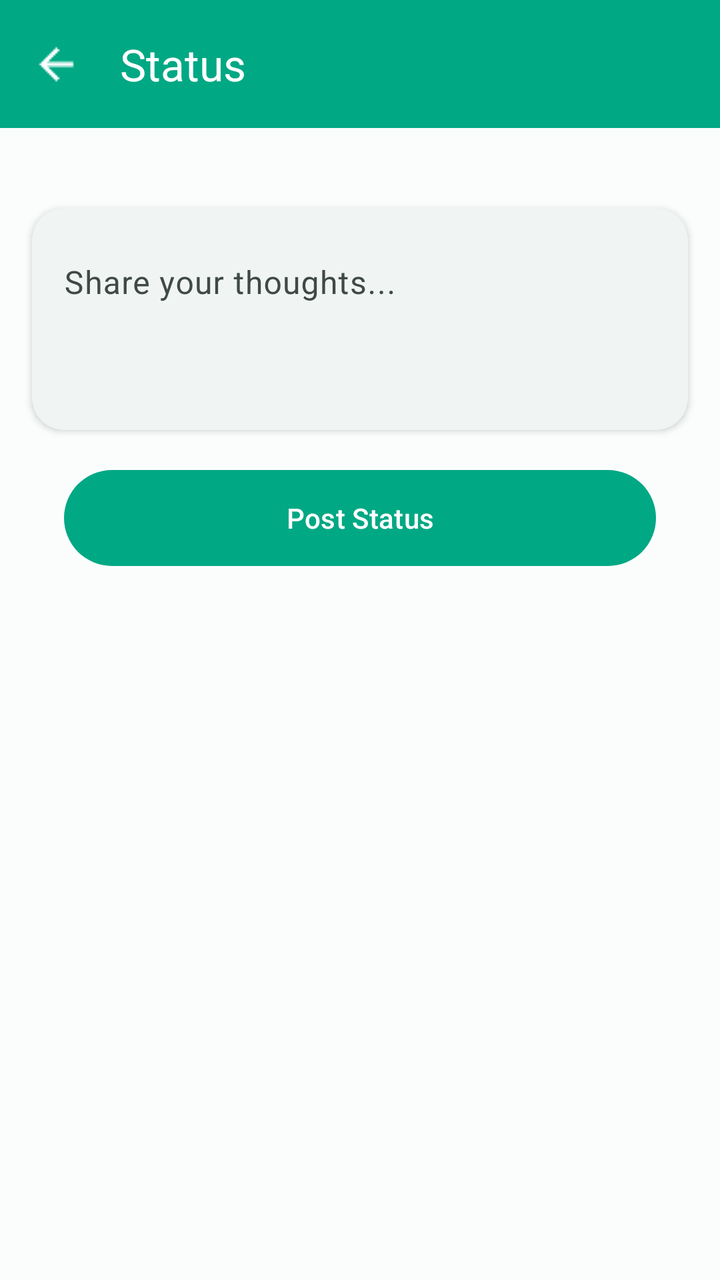
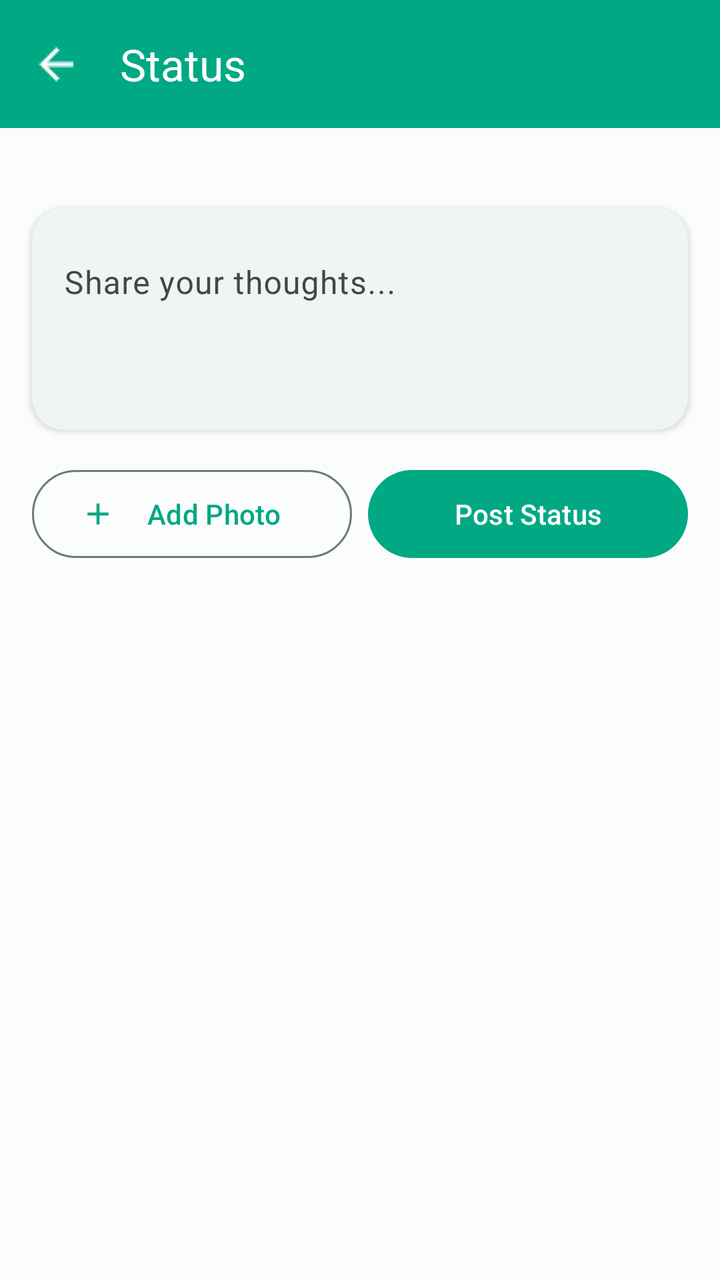

The first picture is an Android layout as it rendered before a commit; the second is the same layout after the commit. The layout source and the unified diff follow.
<!-- AndroidManifest.xml: application theme Theme.GupShup -->
<!-- res/layout/fragment_status.xml -->
<?xml version="1.0" encoding="utf-8"?>
<androidx.constraintlayout.widget.ConstraintLayout
    xmlns:android="http://schemas.android.com/apk/res/android"
    xmlns:app="http://schemas.android.com/apk/res-auto"
    android:layout_width="match_parent"
    android:layout_height="match_parent"
    android:background="?attr/colorSurface">

    
    <com.google.android.material.appbar.MaterialToolbar
        android:id="@+id/statusToolbar"
        android:layout_width="0dp"
        android:layout_height="?attr/actionBarSize"
        android:background="?attr/colorPrimary"
        app:title="Status"
        app:titleTextColor="?attr/colorOnPrimary"
        app:titleCentered="false"
        app:navigationIcon="@drawable/ic_back"
        app:navigationIconTint="?attr/colorOnPrimary"
        app:layout_constraintTop_toTopOf="parent"
        app:layout_constraintStart_toStartOf="parent"
        app:layout_constraintEnd_toEndOf="parent"/>

    
    <androidx.recyclerview.widget.RecyclerView
        android:id="@+id/statusBubbleRecyclerView"
        android:layout_width="0dp"
        android:layout_height="wrap_content"
        android:paddingVertical="12dp"
        android:clipToPadding="false"
        android:orientation="horizontal"
        app:layoutManager="androidx.recyclerview.widget.LinearLayoutManager"
        app:layout_constraintTop_toBottomOf="@id/statusToolbar"
        app:layout_constraintStart_toStartOf="parent"
        app:layout_constraintEnd_toEndOf="parent"/>

    
    <com.google.android.material.card.MaterialCardView
        android:id="@+id/statusInputCard"
        android:layout_width="0dp"
        android:layout_height="wrap_content"
        android:layout_margin="16dp"
        app:cardCornerRadius="16dp"
        app:cardElevation="2dp"
        app:cardBackgroundColor="?attr/colorSurfaceContainer"
        app:strokeWidth="0dp"
        app:layout_constraintTop_toBottomOf="@id/statusBubbleRecyclerView"
        app:layout_constraintStart_toStartOf="parent"
        app:layout_constraintEnd_toEndOf="parent">

        <com.google.android.material.textfield.TextInputLayout
            android:layout_width="match_parent"
            android:layout_height="wrap_content"
            android:hint="Share your thoughts..."
            app:boxBackgroundMode="none">

            <com.google.android.material.textfield.TextInputEditText
                android:id="@+id/statusEditText"
                android:layout_width="match_parent"
                android:layout_height="100dp"
                android:gravity="top|start"
                android:inputType="textMultiLine"
                android:maxLines="5"
                android:textColor="?attr/colorOnSurface"/>
        </com.google.android.material.textfield.TextInputLayout>
    </com.google.android.material.card.MaterialCardView>

    
    <com.google.android.material.button.MaterialButton
        android:id="@+id/postStatusButton"
        android:layout_width="0dp"
        android:layout_height="56dp"
        android:text="Post Status"
        android:layout_marginHorizontal="32dp"
        android:layout_marginTop="16dp"
        style="@style/Widget.Material3.Button"
        app:cornerRadius="28dp"
        app:layout_constraintTop_toBottomOf="@id/statusInputCard"
        app:layout_constraintStart_toStartOf="parent"
        app:layout_constraintEnd_toEndOf="parent"/>

    
    <androidx.recyclerview.widget.RecyclerView
        android:id="@+id/statusRecyclerView"
        android:layout_width="0dp"
        android:layout_height="0dp"
        android:padding="16dp"
        android:clipToPadding="false"
        android:layout_marginTop="8dp"
        app:layout_constraintTop_toBottomOf="@id/postStatusButton"
        app:layout_constraintBottom_toBottomOf="parent"
        app:layout_constraintStart_toStartOf="parent"
        app:layout_constraintEnd_toEndOf="parent"/>

</androidx.constraintlayout.widget.ConstraintLayout>
<!-- resources referenced by this layout -->
<resources>
  <color name="colorPrimary">#00A884</color>
  <color name="onPrimary">#FFFFFF</color>
  <color name="colorPrimaryContainer">#D0F8EC</color>
  <color name="onPrimaryContainer">#00201A</color>
  <color name="colorSecondary">#4A635D</color>
  <color name="onSecondary">#FFFFFF</color>
  <color name="colorSecondaryContainer">#CCE8E0</color>
  <color name="onSecondaryContainer">#05201A</color>
  <color name="colorTertiary">#4B607C</color>
  <color name="onTertiary">#FFFFFF</color>
  <color name="colorTertiaryContainer">#D3E4FF</color>
  <color name="onTertiaryContainer">#041C35</color>
  <color name="background">#FFFFFF</color>
  <color name="surface">#FBFDFD</color>
  <color name="surfaceVariant">#DBE5E0</color>
  <color name="onSurface">#191C1B</color>
  <color name="onSurfaceVariant">#3F4946</color>
  <color name="outline">#6F7976</color>
  <color name="colorSurfaceContainer">#F0F4F3</color>
  <color name="colorSurfaceContainerLow">#F6FBF9</color>
  <color name="error">#BA1A1A</color>
  <color name="onError">#FFFFFF</color>
  <color name="errorContainer">#FFDAD6</color>
  <color name="onErrorContainer">#410002</color>
  <!-- unchanged entries left out for length: 2 -->
</resources>

<!-- the commit's change to res/layout/fragment_status.xml (unified diff, before → after) -->
@@ -66,18 +66,37 @@
     </com.google.android.material.card.MaterialCardView>
 
     
-    <com.google.android.material.button.MaterialButton
-        android:id="@+id/postStatusButton"
+    <LinearLayout
+        android:id="@+id/buttonContainer"
         android:layout_width="0dp"
-        android:layout_height="56dp"
-        android:text="Post Status"
-        android:layout_marginHorizontal="32dp"
+        android:layout_height="wrap_content"
+        android:orientation="horizontal"
+        android:layout_marginHorizontal="16dp"
         android:layout_marginTop="16dp"
-        style="@style/Widget.Material3.Button"
-        app:cornerRadius="28dp"
         app:layout_constraintTop_toBottomOf="@id/statusInputCard"
         app:layout_constraintStart_toStartOf="parent"
-        app:layout_constraintEnd_toEndOf="parent"/>
+        app:layout_constraintEnd_toEndOf="parent">
+
+        <com.google.android.material.button.MaterialButton
+            android:id="@+id/addPhotoButton"
+            android:layout_width="0dp"
+            android:layout_height="52dp"
+            android:layout_weight="1"
+            android:text="Add Photo"
+            android:layout_marginEnd="8dp"
+            app:icon="@drawable/ic_add_status"
+            style="@style/Widget.Material3.Button.OutlinedButton"
+            app:cornerRadius="26dp"/>
+
+        <com.google.android.material.button.MaterialButton
+            android:id="@+id/postStatusButton"
+            android:layout_width="0dp"
+            android:layout_height="52dp"
+            android:layout_weight="1"
+            android:text="Post Status"
+            style="@style/Widget.Material3.Button"
+            app:cornerRadius="26dp"/>
+    </LinearLayout>
 
     
     <androidx.recyclerview.widget.RecyclerView
@@ -87,7 +106,7 @@
         android:padding="16dp"
         android:clipToPadding="false"
         android:layout_marginTop="8dp"
-        app:layout_constraintTop_toBottomOf="@id/postStatusButton"
+        app:layout_constraintTop_toBottomOf="@id/buttonContainer"
         app:layout_constraintBottom_toBottomOf="parent"
         app:layout_constraintStart_toStartOf="parent"
         app:layout_constraintEnd_toEndOf="parent"/>
<!-- resource entries referenced after the edit -->
@@ -1,5 +1,15 @@
 <!-- resources referenced by this layout -->
 <resources>
+  <!-- drawable ic_add_status (drawable) -->
+  <vector xmlns:android="http://schemas.android.com/apk/res/android"
+      android:width="24dp"
+      android:height="24dp"
+      android:viewportWidth="24"
+      android:viewportHeight="24">
+    <path
+        android:fillColor="@android:color/white"
+        android:pathData="M19,13h-6v6h-2v-6H5v-2h6V5h2v6h6v2z"/>
+  </vector>
   <color name="colorPrimary">#00A884</color>
   <color name="onPrimary">#FFFFFF</color>
   <color name="colorPrimaryContainer">#D0F8EC</color>
